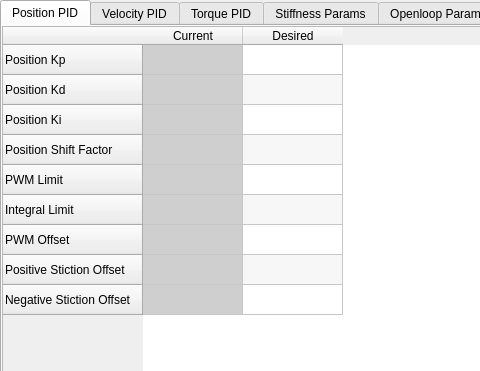
First picture: the form in src/yarpmotorgui-qt/piddlg.ui, repository robotology/yarp, before the edit; both pictures show x 0 to 480 and y 0 to 371 of the 735 by 653 pixel window.
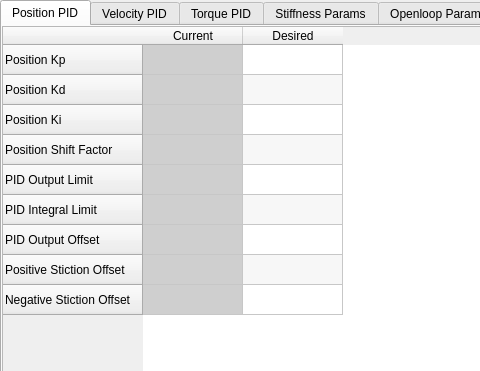
Second picture: the form after the edit.

```diff
--- a/src/yarpmotorgui-qt/piddlg.ui
+++ b/src/yarpmotorgui-qt/piddlg.ui
@@ -87,17 +87,17 @@
          </row>
          <row>
           <property name="text">
-           <string>PWM Limit</string>
+           <string>PID Output Limit</string>
           </property>
          </row>
          <row>
           <property name="text">
-           <string>Integral Limit</string>
+           <string>PID Integral Limit</string>
           </property>
          </row>
          <row>
           <property name="text">
-           <string>PWM Offset</string>
+           <string>PID Output Offset</string>
           </property>
          </row>
          <row>
```
Left out of the diff: 18 changed lines with no effect on the pictures.
